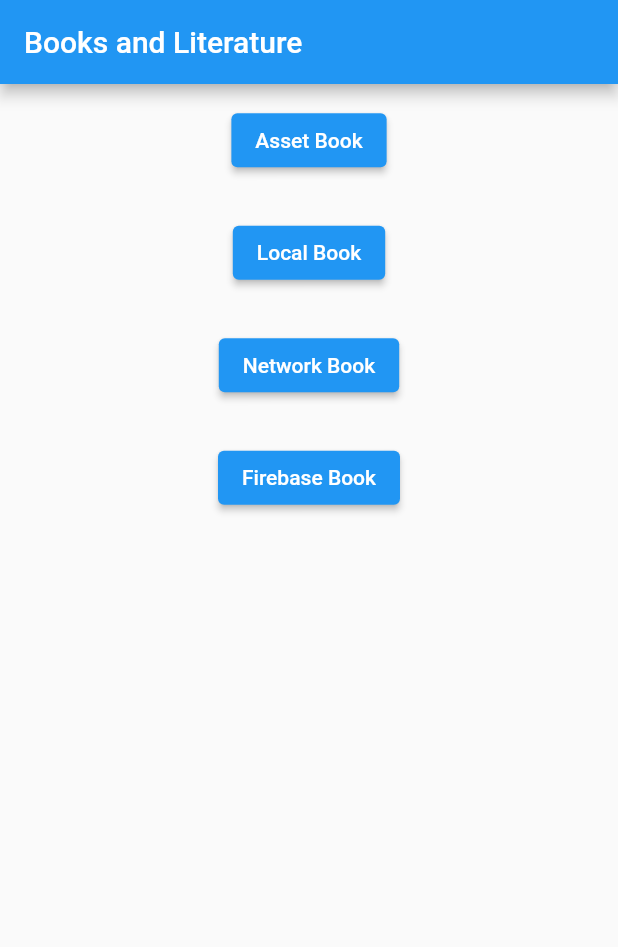
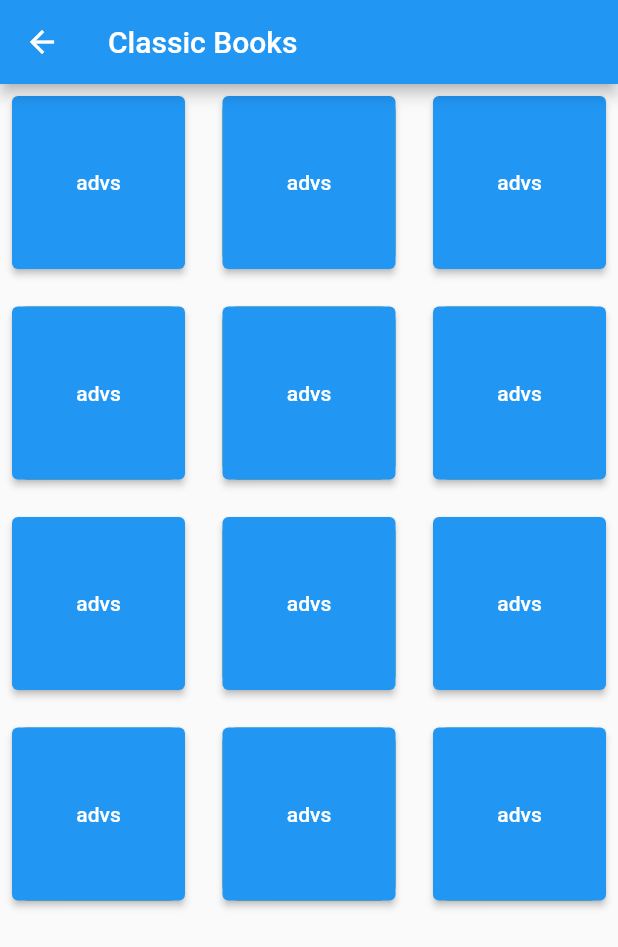
Before and after one commit to SimoHimo/Books-Inn, a Flutter app: the screen it shows after launch, after a tap on "Asset Book", on a phone screen of 412 x 824 dp. Shown: the top 947 px of the screen. Run offline on Flutter 3.47's test engine with Material 2 defaults, Android fonts, the phone set to English and light mode, and no system bars; our stand-ins replace file_picker, firebase_core, firebase_storage; missing offline and left inert: flutter_pdfview; accounts and stored records are empty.

Commit message:
have to check out

```diff
--- /dev/null
+++ b/lib/Screens/assetbooks.dart
@@ -0,0 +1,64 @@
+import 'dart:io';
+import 'package:flutter/material.dart';
+import 'package:path/path.dart';
+import '../api/pdf_api.dart';
+import '../pdf_viewer.dart';
+
+class AssetBooks extends StatefulWidget {
+
+  const AssetBooks({Key? key}) : super(key: key);
+
+  @override
+  State<AssetBooks> createState() => _AssetBooksState();
+}
+
+class _AssetBooksState extends State<AssetBooks> {
+  @override
+  Widget build(BuildContext context) {
+    void openPDF(BuildContext context, file) => Navigator.of(context).push(
+        MaterialPageRoute(builder: (context) => PDFViewerPage(file: file)));
+
+
+
+    return Scaffold(
+        appBar: AppBar(
+          title: const Text("Classic Books"),
+        ),
+        body: Padding(
+          padding: const EdgeInsets.all(8.0),
+          child: Container(
+
+            // color: Colors.amber,
+              child: GridView.builder(
+                physics: const BouncingScrollPhysics(),
+                shrinkWrap: true,
+                gridDelegate: const SliverGridDelegateWithFixedCrossAxisCount(
+                  crossAxisCount: 3,
+                  crossAxisSpacing: 25.0,
+                  mainAxisSpacing: 25.0,
+                ),
+                itemCount: 12,
+                itemBuilder: (context, index) {
+                  return Container(
+                    decoration: BoxDecoration(
+                        borderRadius: BorderRadius.circular(10),  // radius of 10
+                        color: Colors.green  // green as background color
+
+                    ),
+
+                    child: ElevatedButton(
+                        onPressed: () async {
+                          final path ="assets/books/advs.pdf";
+                          final file = await PDFApi.loadAsset(path);
+
+
+                          openPDF(context, file);
+                        }, child: Text("advs")),
+                  );
+                },
+              )
+          ),
+        )
+    );
+  }
+}
--- a/lib/main.dart
+++ b/lib/main.dart
@@ -1,3 +1,4 @@
+import 'package:books_and_literature/Screens/assetbooks.dart';
 import 'package:books_and_literature/pdf_viewer.dart';
 import 'package:firebase_core/firebase_core.dart';
 import 'package:flutter/material.dart';
@@ -49,10 +50,11 @@
 
 
               ElevatedButton(
-                  onPressed: () async {
-                    final path ="assets/advs.pdf";
-                    final file = await PDFApi.loadAsset(path);
-                    openPDF(context, file);
+                  onPressed: () {
+                    Navigator.push(
+                      context,
+                      MaterialPageRoute(builder: (context) => const AssetBooks()),
+                    );
                   }, child: Text("Asset Book")),
 
 
@@ -83,6 +85,13 @@
                     openPDF(context, file);
 
                   }, child: Text("Firebase Book")),
+
+
+              ElevatedButton(onPressed: (){Navigator.push(
+                context,
+                MaterialPageRoute(builder: (context) => const AssetBooks()),
+              );}, child: Text("Test")
+              )
             ],
           ),
         ));
--- a/pubspec.yaml
+++ b/pubspec.yaml
@@ -70,7 +70,8 @@
 
   # To add assets to your application, add an assets section, like this:
   assets:
-     - assets/advs.pdf
+     - assets/books/
+     - assets/images/
   #   - images/a_dot_ham.jpeg
 
   # An image asset can refer to one or more resolution-specific "variants", see
```
Also changed, not shown: 2 other files.
